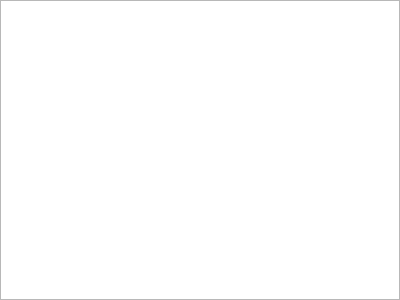
First picture: the form in Tools/breezEd/ui/ConsoleWidget.ui, repository shadercoder/breeze-2, before the edit.
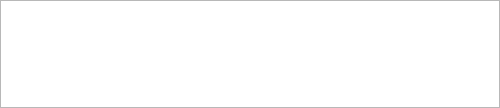
Second picture: the form after the edit.

```diff
--- a/Tools/breezEd/ui/ConsoleWidget.ui
+++ b/Tools/breezEd/ui/ConsoleWidget.ui
@@ -6,8 +6,8 @@
    <rect>
     <x>0</x>
     <y>0</y>
-    <width>400</width>
-    <height>300</height>
+    <width>500</width>
+    <height>108</height>
    </rect>
   </property>
   <property name="windowTitle">
```
Left out of the diff: 11 changed lines with no effect on the pictures.
